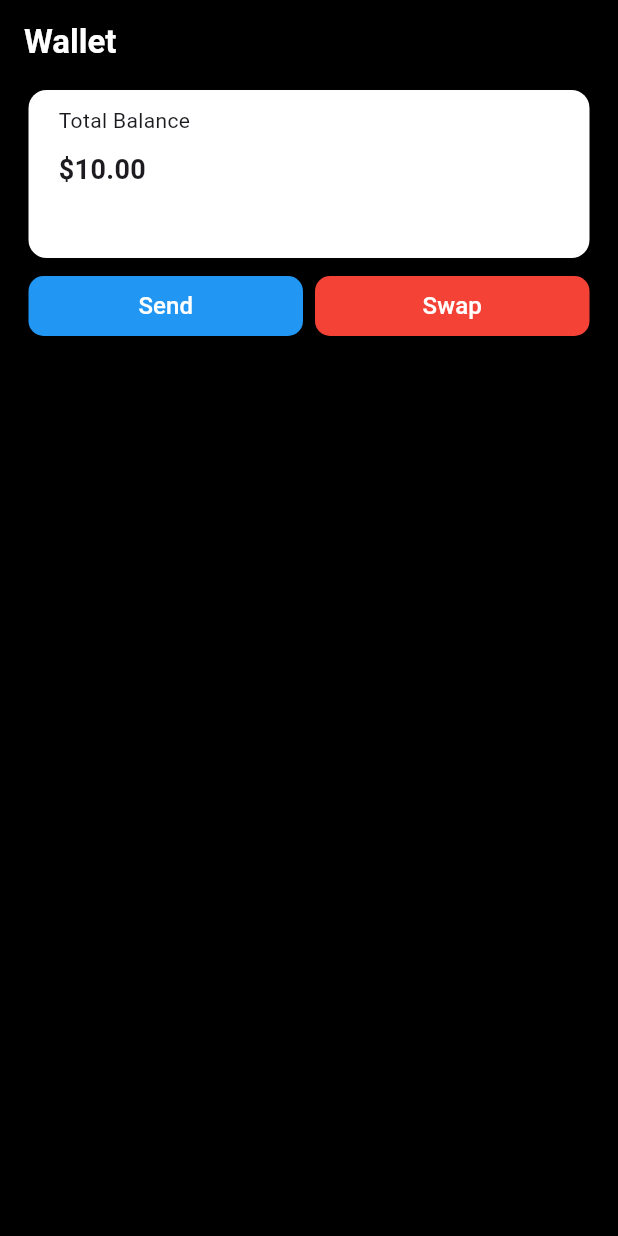
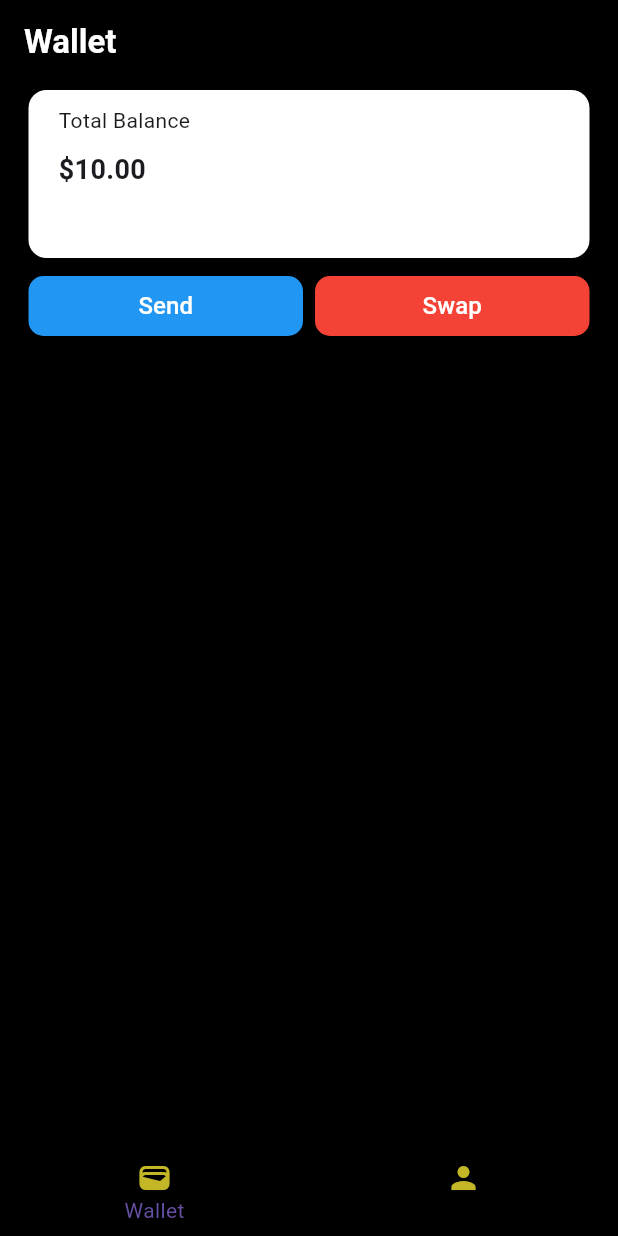
Before and after one commit to TeeWrath/crypto-wallet, a Flutter app: the screen it shows after launch, on a phone screen of 412 x 824 dp. Run offline on Flutter 3.47's test engine with Material 3 defaults, Android fonts, the light colour scheme and no system bars.

Commit message:
feat: bottomnavbar

```diff
--- a/lib/screens/home.dart
+++ b/lib/screens/home.dart
@@ -1,4 +1,5 @@
 import 'package:flutter/material.dart';
+import 'package:wlt/widgets/bottom_navbar.dart';
 
 class HomeScreen extends StatelessWidget {
   const HomeScreen({super.key});
@@ -100,6 +101,7 @@ class HomeScreen extends StatelessWidget {
           ),
         ),
       ),
+      bottomNavigationBar: const BottomNavBar(),
     );
   }
 }
--- /dev/null
+++ b/lib/widgets/bottom_navbar.dart
@@ -0,0 +1,14 @@
+import 'package:flutter/material.dart';
+
+class BottomNavBar extends StatelessWidget {
+  const BottomNavBar({super.key});
+
+  @override
+  Widget build(BuildContext context) {
+    return BottomNavigationBar(items: const [
+      BottomNavigationBarItem(icon: Icon(Icons.wallet, color: Color.fromARGB(255, 196, 183, 39),), label: 'Wallet'),
+      BottomNavigationBarItem(icon: Icon(Icons.person, color: Color.fromARGB(255, 196, 183, 39),), label: 'Profile')
+    ],
+    backgroundColor: Colors.black,);
+  }
+}
```
